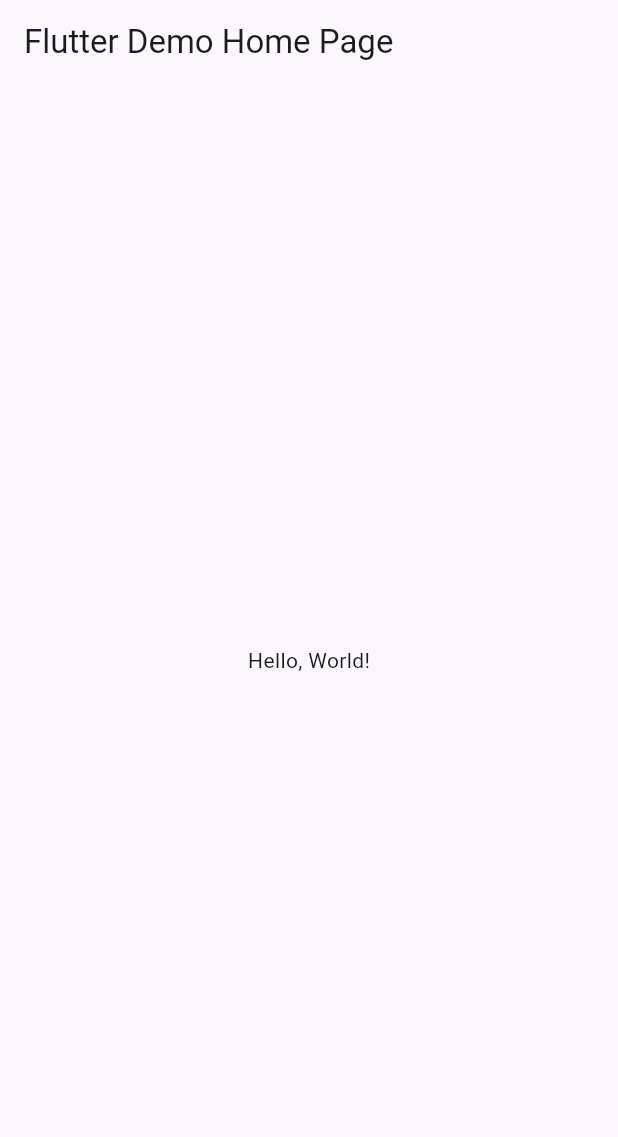
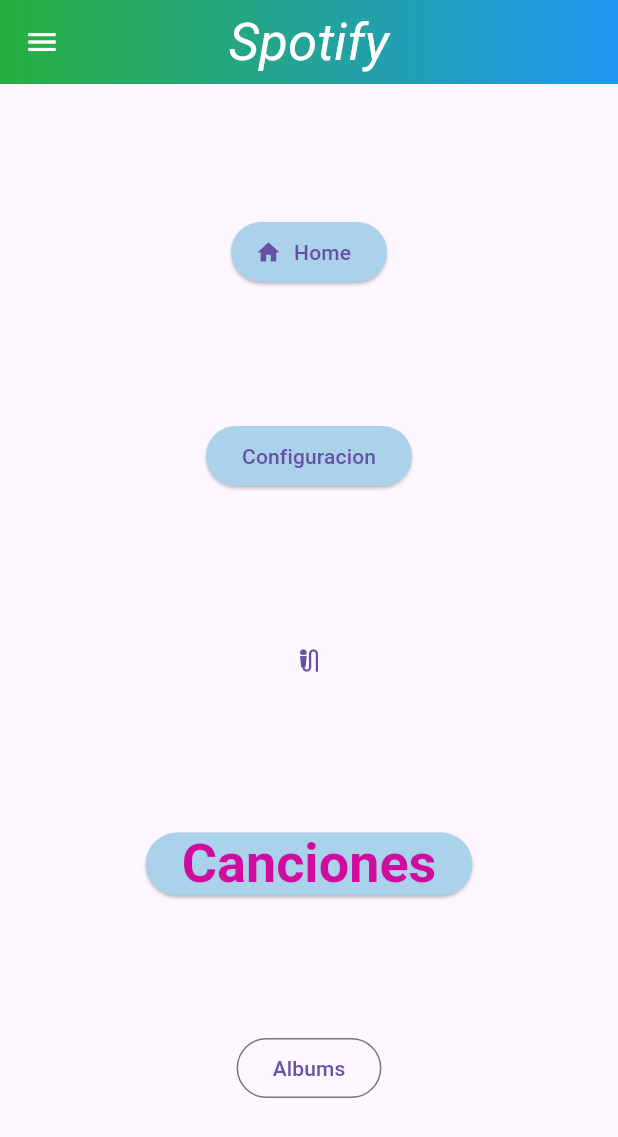
Before and after one commit to MendozaSS128/UII_Act8_Paginas, a Flutter app: the screen it shows after launch, on a phone screen of 412 x 824 dp. Shown: the top 1137 px of the screen. Run offline on Flutter 3.47's test engine with Material 3 defaults, Android fonts, the phone set to English and light mode, and no system bars.

```diff
--- a/lib/main.dart
+++ b/lib/main.dart
@@ -1,43 +1,30 @@
 import 'package:flutter/material.dart';
+import 'package:mendoza/pantallainicial.dart';
+import 'package:mendoza/pantalla5.dart';
+import 'package:mendoza/pantalla4.dart';
+import 'package:mendoza/pantalla3.dart';
+import 'package:mendoza/pantalla1.dart';
+import 'package:mendoza/pantalla2.dart';
 
 void main() => runApp(MyApp());
 
 class MyApp extends StatelessWidget {
-  const MyApp({super.key});
-  // This widget is the root of your application.
+  const MyApp({Key? key}) : super(key: key);
+
   @override
   Widget build(BuildContext context) {
     return MaterialApp(
-      // Application name
-      title: 'Flutter Hello World',
-      // Application theme data, you can set the colors for the application as
-      // you want
-      theme: ThemeData(
-        // useMaterial3: false,
-        primarySwatch: Colors.blue,
-      ),
-      // A widget which will be started on application startup
-      home: MyHomePage(title: 'Flutter Demo Home Page'),
-    );
+        debugShowCheckedModeBanner: false,
+        initialRoute: "/",
+        routes: {
+          "/": (context) => PantallaInicial(),
+          "/pantalla1": (context) => Pantalla1(),
+          "/pantalla2": (context) => Pantalla2(),
+          "/pantalla3": (context) => Pantalla3(),
+          "/pantalla4": (context) => Pantalla4(),
+          "/pantalla5": (context) => Pantalla5(),
+          //"/pantalla2_0425": (context) => Pantalla2_0425();
+        } //fin ruta fagina
+        ); //fin material
   }
 }
-
-class MyHomePage extends StatelessWidget {
-  final String title;
-  const MyHomePage({super.key, required this.title});
-
-  @override
-  Widget build(BuildContext context) {
-    return Scaffold(
-      appBar: AppBar(
-        // The title text which will be shown on the action bar
-        title: Text(title),
-      ),
-      body: Center(
-        child: Text(
-          'Hello, World!',
-        ),
-      ),
-    );
-  }
-}
--- /dev/null
+++ b/lib/pantallainicial.dart
@@ -0,0 +1,90 @@
+import 'dart:ui';
+
+import 'package:flutter/material.dart';
+
+class PantallaInicial extends StatelessWidget {
+  const PantallaInicial({Key? key}) : super(key: key);
+
+  @override
+  Widget build(BuildContext context) {
+    return Scaffold(
+      appBar: AppBar(
+          leading: Builder(
+            builder: (BuildContext context) {
+              return IconButton(
+                icon: const Icon(Icons.menu, color: Colors.white),
+                onPressed: () => print('hi on menu icon'),
+              );
+            },
+          ),
+          title: Text(
+            'Spotify',
+            style: TextStyle(
+                color: Colors.white, fontSize: 35, fontStyle: FontStyle.italic),
+          ),
+          centerTitle: true,
+          flexibleSpace: Container(
+              decoration: BoxDecoration(
+                  gradient: LinearGradient(
+                      begin: Alignment.centerLeft,
+                      end: Alignment.centerRight,
+                      colors: <Color>[Color(0xff27b03e), Colors.blue])))),
+      body: Center(
+        child: Column(
+          mainAxisAlignment: MainAxisAlignment.spaceEvenly,
+          children: [
+            ElevatedButton.icon(
+              onPressed: () {
+                Navigator.pushNamed(context, "/pantalla1");
+              }, //fin onnpresed
+              icon: Icon(Icons.home),
+              label: Text("Home"),
+              style: ElevatedButton.styleFrom(
+                  backgroundColor: const Color(0xffaad2ea)),
+            ),
+            ElevatedButton(
+              onPressed: () {
+                Navigator.pushNamed(context, "/pantalla2");
+              }, //fin onnpresed
+              child: Text("Configuracion"),
+              style: ButtonStyle(
+                backgroundColor:
+                    MaterialStateProperty.all<Color>(Color(0xffaad2ea)),
+                overlayColor:
+                    MaterialStateProperty.all<Color>(Color(0xff76c579)),
+              ),
+            ),
+            TextButton(
+              onPressed: () {
+                Navigator.pushNamed(context, "/pantalla3");
+              },
+              child: Icon(Icons.mic_external_on),
+            ),
+            ElevatedButton(
+              onPressed: () {
+                Navigator.pushNamed(context, "/pantalla4");
+              }, //fin onnpresed
+              child:
+                  Text("Canciones", style: TextStyle(color: Color(0xffd00c9f))),
+              style: ButtonStyle(
+                  backgroundColor:
+                      MaterialStateProperty.all<Color>(Color(0xffaad2ea)),
+                  overlayColor:
+                      MaterialStateProperty.all<Color>(Color(0xff76c579)),
+                  textStyle: MaterialStateProperty.all<TextStyle>(TextStyle(
+                      fontSize: 36,
+                      fontWeight: FontWeight.bold,
+                      color: Colors.blue))),
+            ),
+            OutlinedButton(
+              onPressed: () {
+                Navigator.pushNamed(context, "/pantalla5");
+              },
+              child: Text("Albums"),
+            )
+          ], //fin de ninos
+        ),
+      ),
+    ); //fin scaffold
+  } //fin widget
+} //fin pantalla inicial
```
Also changed, not shown: lib/pantalla1.dart (added, +61 -0 lines), lib/pantalla2.dart (added, +39 -0 lines), lib/pantalla3.dart (added, +43 -0 lines), lib/pantalla4.dart (added, +38 -0 lines), lib/pantalla5.dart (added, +45 -0 lines).
